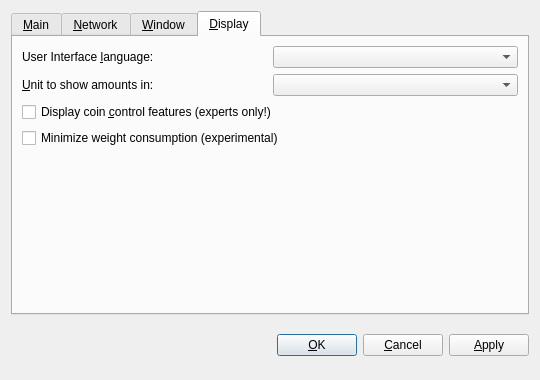
Above: src/qt/forms/optionsdialog.ui from MMBcoin/MamboCoin before the change. Below: the same form after it.
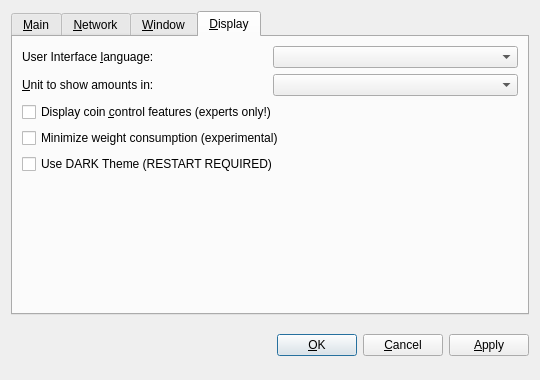
That is the form after the change. The open tabs and pages were chosen to show the change. Custom widgets are drawn as their Qt base class.

```diff
--- a/src/qt/forms/optionsdialog.ui
+++ b/src/qt/forms/optionsdialog.ui
@@ -369,13 +369,13 @@
          </property>
         </widget>
        </item>
-       <!-- <item>
+       <item>
         <widget class="QCheckBox" name="useBlackTheme">
          <property name="text">
-          <string>Use black visual theme (requires restart)</string>
+          <string>Use DARK Theme (RESTART REQUIRED)</string>
          </property>
         </widget>
-       </item> -->
+       </item>
        <item>
         <spacer name="verticalSpacer_Display">
          <property name="orientation">
```
